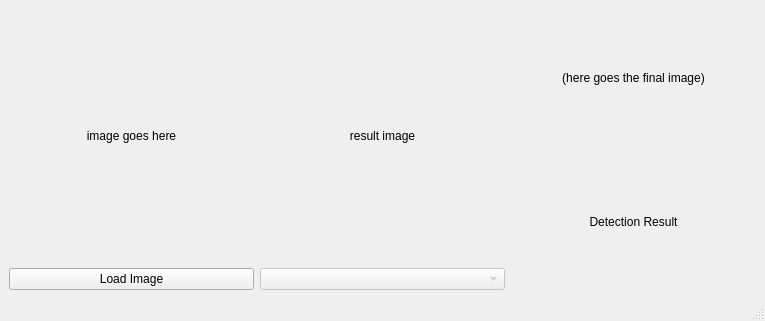
mpcutino/pipes_gui, file app/ui/design.ui: the form before one commit.
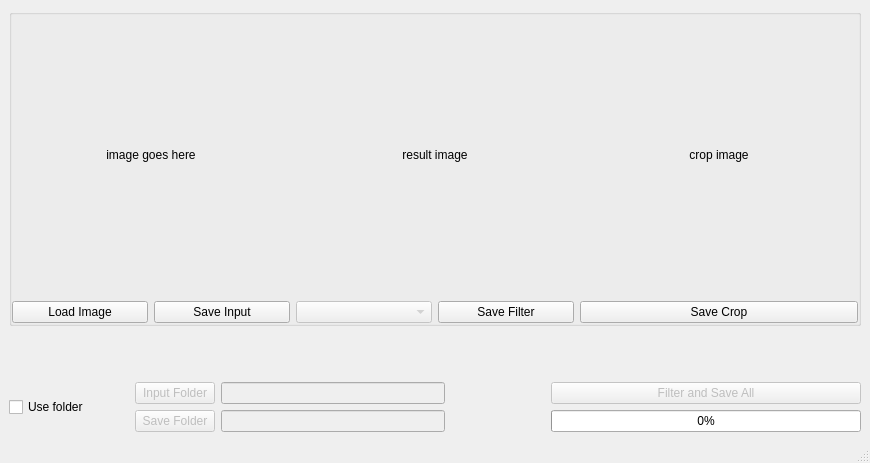
The form after the commit.

Commit message: adding popup window

```diff
--- a/app/ui/design.ui
+++ b/app/ui/design.ui
@@ -6,17 +6,39 @@
    <rect>
     <x>0</x>
     <y>0</y>
-    <width>765</width>
-    <height>321</height>
+    <width>870</width>
+    <height>463</height>
    </rect>
   </property>
   <property name="windowTitle">
    <string>MainWindow</string>
   </property>
   <widget class="QWidget" name="centralwidget">
-   <layout class="QHBoxLayout" name="horizontalLayout_3">
+   <layout class="QVBoxLayout" name="verticalLayout_4" stretch="1,0,0">
     <item>
+     <widget class="QGroupBox" name="gBox_OneImageTest">
+      <property name="enabled">
+       <bool>true</bool>
+      </property>
+      <property name="contextMenuPolicy">
+       <enum>Qt::PreventContextMenu</enum>
+      </property>
+      <property name="title">
+       <string/>
+      </property>
      <layout class="QHBoxLayout" name="horizontalLayout_2">
+       <property name="leftMargin">
+        <number>0</number>
+       </property>
+       <property name="topMargin">
+        <number>0</number>
+       </property>
+       <property name="rightMargin">
+        <number>0</number>
+       </property>
+       <property name="bottomMargin">
+        <number>0</number>
+       </property>
       <item>
        <layout class="QVBoxLayout" name="verticalLayout">
         <item>
@@ -30,12 +52,26 @@
          </widget>
         </item>
         <item>
+          <layout class="QHBoxLayout" name="horizontalLayout">
+           <property name="sizeConstraint">
+            <enum>QLayout::SetDefaultConstraint</enum>
+           </property>
+           <item>
          <widget class="QPushButton" name="btn_loadImage">
           <property name="text">
            <string>Load Image</string>
           </property>
          </widget>
         </item>
+           <item>
+            <widget class="QPushButton" name="btn_SaveInputImg">
+             <property name="text">
+              <string>Save Input</string>
+             </property>
+            </widget>
+           </item>
+          </layout>
+         </item>
        </layout>
       </item>
       <item>
@@ -51,20 +87,34 @@
          </widget>
         </item>
         <item>
+          <layout class="QHBoxLayout" name="horizontalLayout_4">
+           <item>
          <widget class="QComboBox" name="cbox_algorithm">
           <property name="enabled">
            <bool>false</bool>
           </property>
          </widget>
         </item>
+           <item>
+            <widget class="QPushButton" name="btn_SaveFilter">
+             <property name="text">
+              <string>Save Filter</string>
+             </property>
+            </widget>
+           </item>
+          </layout>
+         </item>
        </layout>
       </item>
       <item>
        <layout class="QVBoxLayout" name="verticalLayout_3">
+         <property name="sizeConstraint">
+          <enum>QLayout::SetDefaultConstraint</enum>
+         </property>
         <item>
          <widget class="QLabel" name="lbl_pipesImg">
           <property name="text">
-           <string>(here goes the final image)</string>
+            <string>crop image</string>
           </property>
           <property name="alignment">
            <set>Qt::AlignCenter</set>
@@ -72,12 +122,134 @@
          </widget>
         </item>
         <item>
-         <widget class="QLabel" name="lbl_explainFinalImg">
+          <widget class="QPushButton" name="btn_SaveCrop">
           <property name="text">
-           <string>Detection Result</string>
-          </property>
-          <property name="alignment">
-           <set>Qt::AlignCenter</set>
+            <string>Save Crop</string>
+           </property>
+          </widget>
+         </item>
+        </layout>
+       </item>
+      </layout>
+     </widget>
+    </item>
+    <item>
+     <spacer name="verticalSpacer">
+      <property name="orientation">
+       <enum>Qt::Vertical</enum>
+      </property>
+      <property name="sizeType">
+       <enum>QSizePolicy::Maximum</enum>
+      </property>
+      <property name="sizeHint" stdset="0">
+       <size>
+        <width>20</width>
+        <height>50</height>
+       </size>
+      </property>
+     </spacer>
+    </item>
+    <item>
+     <layout class="QHBoxLayout" name="horizontalLayout_3" stretch="0,0,0,0,0">
+      <property name="sizeConstraint">
+       <enum>QLayout::SetMaximumSize</enum>
+      </property>
+      <property name="topMargin">
+       <number>0</number>
+      </property>
+      <item>
+       <widget class="QCheckBox" name="checkBox_UseFolder">
+        <property name="text">
+         <string>Use folder</string>
+        </property>
+       </widget>
+      </item>
+      <item>
+       <spacer name="horizontalSpacer_2">
+        <property name="orientation">
+         <enum>Qt::Horizontal</enum>
+        </property>
+        <property name="sizeType">
+         <enum>QSizePolicy::Minimum</enum>
+        </property>
+        <property name="sizeHint" stdset="0">
+         <size>
+          <width>40</width>
+          <height>20</height>
+         </size>
+        </property>
+       </spacer>
+      </item>
+      <item>
+       <layout class="QFormLayout" name="formLayout_2">
+        <item row="3" column="0">
+         <widget class="QPushButton" name="btn_loadInputPath">
+          <property name="enabled">
+           <bool>false</bool>
+          </property>
+          <property name="text">
+           <string>Input Folder</string>
+          </property>
+         </widget>
+        </item>
+        <item row="3" column="1">
+         <widget class="QLineEdit" name="lEdit_FilesLoadPath">
+          <property name="enabled">
+           <bool>false</bool>
+          </property>
+         </widget>
+        </item>
+        <item row="4" column="0">
+         <widget class="QPushButton" name="btn_LoadSaveFolder">
+          <property name="enabled">
+           <bool>false</bool>
+          </property>
+          <property name="text">
+           <string>Save Folder</string>
+          </property>
+         </widget>
+        </item>
+        <item row="4" column="1">
+         <widget class="QLineEdit" name="lEdit_FilesSavePath">
+          <property name="enabled">
+           <bool>false</bool>
+          </property>
+         </widget>
+        </item>
+       </layout>
+      </item>
+      <item>
+       <spacer name="horizontalSpacer">
+        <property name="orientation">
+         <enum>Qt::Horizontal</enum>
+        </property>
+        <property name="sizeType">
+         <enum>QSizePolicy::Maximum</enum>
+        </property>
+        <property name="sizeHint" stdset="0">
+         <size>
+          <width>100</width>
+          <height>20</height>
+         </size>
+        </property>
+       </spacer>
+      </item>
+      <item>
+       <layout class="QVBoxLayout" name="verticalLayout_5">
+        <item>
+         <widget class="QPushButton" name="btn_FilterSaveAll">
+          <property name="enabled">
+           <bool>false</bool>
+          </property>
+          <property name="text">
+           <string>Filter and Save All</string>
+          </property>
+         </widget>
+        </item>
+        <item>
+         <widget class="QProgressBar" name="progressBar">
+          <property name="value">
+           <number>0</number>
           </property>
          </widget>
         </item>
```
Left out of the diff: 5 changed lines with no effect on the pictures. Lines whose indentation alone changed are shown as unchanged. The commit also changes 5 other files.
